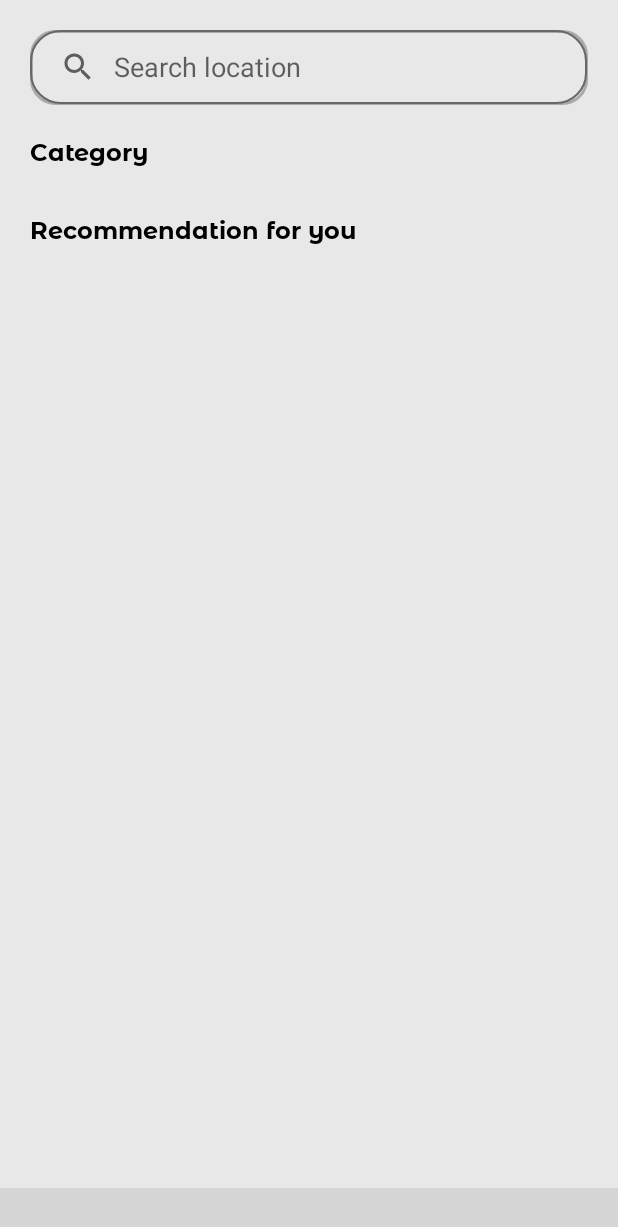
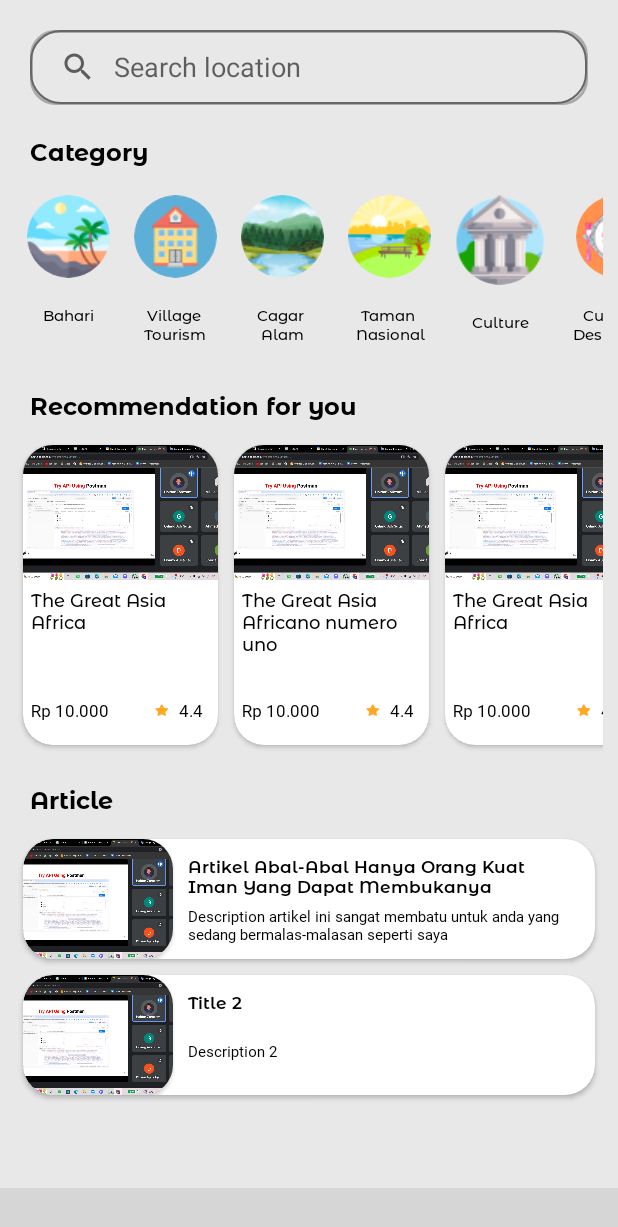
Before and after one commit to Tourify-Capstone-Project/Tourify, an Android app: the screen it shows after launch (MainActivity), on a phone screen of 412 x 824 dp. Shown: the top 1227 px of the screen. Run offline under Robolectric (Android 15) with nearby library versions, the phone set to English and light mode, and no system bars; our stand-ins replace CircleImageView; libraries missing offline, so code that uses them is left out: nl.joery.animatedbottombar; plain views replace AnimatedBottomBar; 2 statements that could not run were skipped; grey boxes are pictures that could not be loaded.

Commit message:
add homepage

```diff
--- a/app/build.gradle.kts
+++ b/app/build.gradle.kts
@@ -33,6 +33,9 @@ android {
     kotlinOptions {
         jvmTarget = "1.8"
     }
+    buildFeatures {
+        viewBinding = true
+    }
 }
 
 dependencies {
@@ -50,4 +53,5 @@ dependencies {
     implementation(libs.androidx.navigation.ui.ktx)
     implementation("nl.joery.animatedbottombar:library:1.1.0")
     implementation("com.google.android.material:material:1.9.0")
+    implementation("de.hdodenhof:circleimageview:3.1.0")
 }
--- /dev/null
+++ b/app/src/main/java/com/capstone/project/tourify/ui/adapter/ArticleAdapter.kt
@@ -0,0 +1,34 @@
+package com.capstone.project.tourify.ui.adapter
+
+import android.view.LayoutInflater
+import android.view.View
+import android.view.ViewGroup
+import android.widget.ImageView
+import android.widget.TextView
+import androidx.recyclerview.widget.RecyclerView
+import com.capstone.project.tourify.R
+
+class ArticleAdapter(private val data: List<ArticleItem>) : RecyclerView.Adapter<ArticleAdapter.ViewHolder>() {
+
+    class ViewHolder(view: View) : RecyclerView.ViewHolder(view) {
+        val textViewTitle: TextView = view.findViewById(R.id.tvArticleTitle)
+        val textViewDesc: TextView = view.findViewById(R.id.tvArticleDesc)
+        val imageTitle: ImageView = view.findViewById(R.id.imageArticlePoster)
+    }
+
+    override fun onCreateViewHolder(parent: ViewGroup, viewType: Int): ViewHolder {
+        val view = LayoutInflater.from(parent.context).inflate(R.layout.item_article, parent, false)
+        return ViewHolder(view)
+    }
+
+    override fun onBindViewHolder(holder: ViewHolder, position: Int) {
+        val item = data[position]
+        holder.textViewTitle.text = item.title
+        holder.textViewDesc.text = item.description
+        holder.imageTitle.setImageResource(item.imageResId)
+    }
+
+    override fun getItemCount(): Int = data.size
+}
+
+data class ArticleItem(val title: String, val description: String, val imageResId: Int)
--- /dev/null
+++ b/app/src/main/java/com/capstone/project/tourify/ui/adapter/CategoryAdapter.kt
@@ -0,0 +1,32 @@
+package com.capstone.project.tourify.ui.adapter
+
+import android.view.LayoutInflater
+import android.view.View
+import android.view.ViewGroup
+import android.widget.ImageView
+import android.widget.TextView
+import androidx.recyclerview.widget.RecyclerView
+import com.capstone.project.tourify.R
+
+class CategoryAdapter(private val data: List<CategoryItem>) : RecyclerView.Adapter<CategoryAdapter.ViewHolder>() {
+
+    class ViewHolder(view: View) : RecyclerView.ViewHolder(view) {
+        val textViewTitle: TextView = view.findViewById(R.id.textCategory)
+        val imageTitle: ImageView = view.findViewById(R.id.imageCategory)
+    }
+
+    override fun onCreateViewHolder(parent: ViewGroup, viewType: Int): ViewHolder {
+        val view = LayoutInflater.from(parent.context).inflate(R.layout.item_category, parent, false)
+        return ViewHolder(view)
+    }
+
+    override fun onBindViewHolder(holder: ViewHolder, position: Int) {
+        val item = data[position]
+        holder.textViewTitle.text = item.title
+        holder.imageTitle.setImageResource(item.imageResId)
+    }
+
+    override fun getItemCount(): Int = data.size
+}
+
+data class CategoryItem(val title: String, val imageResId: Int)
--- /dev/null
+++ b/app/src/main/java/com/capstone/project/tourify/ui/adapter/RecommendedAdapter.kt
@@ -0,0 +1,32 @@
+package com.capstone.project.tourify.ui.adapter
+
+import android.view.LayoutInflater
+import android.view.View
+import android.view.ViewGroup
+import android.widget.ImageView
+import android.widget.TextView
+import androidx.recyclerview.widget.RecyclerView
+import com.capstone.project.tourify.R
+
+class RecommendedAdapter(private val data: List<RecommendedItem>) : RecyclerView.Adapter<RecommendedAdapter.ViewHolder>() {
+
+    class ViewHolder(view: View) : RecyclerView.ViewHolder(view) {
+        val textViewTitle: TextView = view.findViewById(R.id.tvTitle)
+        val imageTitle: ImageView = view.findViewById(R.id.imagePoster)
+    }
+
+    override fun onCreateViewHolder(parent: ViewGroup, viewType: Int): ViewHolder {
+        val view = LayoutInflater.from(parent.context).inflate(R.layout.item_recommended, parent, false)
+        return ViewHolder(view)
+    }
+
+    override fun onBindViewHolder(holder: ViewHolder, position: Int) {
+        val item = data[position]
+        holder.textViewTitle.text = item.title
+        holder.imageTitle.setImageResource(item.imageResId)
+    }
+
+    override fun getItemCount(): Int = data.size
+}
+
+data class RecommendedItem(val title: String, val imageResId: Int)
--- a/app/src/main/java/com/capstone/project/tourify/ui/view/homepage/HomePageFragment.kt
+++ b/app/src/main/java/com/capstone/project/tourify/ui/view/homepage/HomePageFragment.kt
@@ -5,7 +5,15 @@ import androidx.fragment.app.Fragment
 import android.view.LayoutInflater
 import android.view.View
 import android.view.ViewGroup
+import androidx.recyclerview.widget.LinearLayoutManager
 import com.capstone.project.tourify.R
+import com.capstone.project.tourify.databinding.FragmentHomePageBinding
+import com.capstone.project.tourify.ui.adapter.ArticleAdapter
+import com.capstone.project.tourify.ui.adapter.ArticleItem
+import com.capstone.project.tourify.ui.adapter.CategoryAdapter
+import com.capstone.project.tourify.ui.adapter.CategoryItem
+import com.capstone.project.tourify.ui.adapter.RecommendedAdapter
+import com.capstone.project.tourify.ui.adapter.RecommendedItem
 
 // TODO: Rename parameter arguments, choose names that match
 // the fragment initialization parameters, e.g. ARG_ITEM_NUMBER
@@ -30,12 +38,64 @@ class HomePageFragment : Fragment() {
         }
     }
 
+    private var _binding: FragmentHomePageBinding? = null
+    private val binding get() = _binding!!
+
+    private lateinit var categoryAdapter: CategoryAdapter
+    private lateinit var recommendedAdapter: RecommendedAdapter
+    private lateinit var articleAdapter: ArticleAdapter
+
     override fun onCreateView(
         inflater: LayoutInflater, container: ViewGroup?,
         savedInstanceState: Bundle?
     ): View? {
-        // Inflate the layout for this fragment
-        return inflater.inflate(R.layout.fragment_home_page, container, false)
+        _binding = FragmentHomePageBinding.inflate(inflater, container, false)
+        val view = binding.root
+
+        // Contoh data
+        val categoryItems = listOf(
+            CategoryItem("Bahari", R.drawable.bahari),
+            CategoryItem("Village \nTourism", R.drawable.village_tourism),
+            CategoryItem("Cagar \nAlam", R.drawable.cagar_alam),
+            CategoryItem("Taman \nNasional", R.drawable.taman_nasional),
+            CategoryItem("Culture", R.drawable.culture),
+            CategoryItem("Culinary \nDestination", R.drawable.culinary)
+        )
+
+        val recommendedItems = listOf(
+            RecommendedItem("The Great Asia Africa", R.drawable.coba),
+            RecommendedItem("The Great Asia Africano numero uno", R.drawable.coba),
+            RecommendedItem("The Great Asia Africa", R.drawable.coba),
+            RecommendedItem("The Great Asia Africa", R.drawable.coba),
+            RecommendedItem("The Great Asia Africa", R.drawable.coba)
+        )
+
+        val articleItems = listOf(
+            ArticleItem("Artikel Abal-Abal Hanya Orang Kuat Iman Yang Dapat Membukanya", "Description artikel ini sangat membatu untuk anda yang sedang bermalas-malasan seperti saya", R.drawable.coba),
+            ArticleItem("Title 2", "Description 2", R.drawable.coba)
+            // Tambahkan artikel lainnya di sini
+        )
+
+        // Inisialisasi Adapter dan set ke RecyclerView untuk kategori
+        categoryAdapter = CategoryAdapter(categoryItems)
+        binding.rvCategory.adapter = categoryAdapter
+        binding.rvCategory.layoutManager = LinearLayoutManager(context, LinearLayoutManager.HORIZONTAL, false)
+
+        // Inisialisasi Adapter dan set ke RecyclerView untuk rekomendasi
+        recommendedAdapter = RecommendedAdapter(recommendedItems)
+        binding.rvRecommend.adapter = recommendedAdapter
+        binding.rvRecommend.layoutManager = LinearLayoutManager(context, LinearLayoutManager.HORIZONTAL, false)
+
+        // Inisialisasi Adapter dan set ke RecyclerView untuk artikel
+        articleAdapter = ArticleAdapter(articleItems)
+        binding.rvArticle.adapter = articleAdapter
+        binding.rvArticle.layoutManager = LinearLayoutManager(context)
+        return view
+    }
+
+    override fun onDestroyView() {
+        super.onDestroyView()
+        _binding = null
     }
 
     companion object {
--- /dev/null
+++ b/app/src/main/res/drawable/star.xml
@@ -0,0 +1,9 @@
+<vector xmlns:android="http://schemas.android.com/apk/res/android"
+    android:width="11dp"
+    android:height="10dp"
+    android:viewportWidth="11"
+    android:viewportHeight="10">
+  <path
+      android:pathData="M7.492,5.751C7.384,5.852 7.334,5.998 7.359,6.141L7.729,8.116C7.761,8.284 7.687,8.453 7.542,8.55C7.399,8.651 7.21,8.663 7.054,8.582L5.209,7.655C5.145,7.622 5.074,7.604 5.001,7.602H4.888C4.849,7.608 4.81,7.62 4.775,7.638L2.929,8.57C2.838,8.614 2.735,8.63 2.634,8.614C2.387,8.569 2.222,8.343 2.263,8.104L2.634,6.128C2.658,5.984 2.609,5.837 2.501,5.735L0.996,4.329C0.87,4.212 0.826,4.035 0.884,3.875C0.94,3.716 1.082,3.6 1.254,3.574L3.325,3.285C3.483,3.269 3.621,3.177 3.692,3.04L4.604,1.237C4.626,1.197 4.654,1.16 4.688,1.129L4.725,1.1C4.745,1.08 4.767,1.062 4.792,1.048L4.838,1.032L4.909,1.004H5.084C5.241,1.02 5.379,1.11 5.451,1.245L6.375,3.04C6.442,3.171 6.571,3.263 6.721,3.285L8.792,3.574C8.967,3.598 9.113,3.715 9.171,3.875C9.226,4.037 9.179,4.213 9.05,4.329L7.492,5.751Z"
+      android:fillColor="#FFA826"/>
+</vector>
--- a/app/src/main/res/layout/activity_main.xml
+++ b/app/src/main/res/layout/activity_main.xml
@@ -1,6 +1,5 @@
 <?xml version="1.0" encoding="utf-8"?>
-<androidx.constraintlayout.widget.ConstraintLayout
-    xmlns:android="http://schemas.android.com/apk/res/android"
+<androidx.constraintlayout.widget.ConstraintLayout xmlns:android="http://schemas.android.com/apk/res/android"
     xmlns:app="http://schemas.android.com/apk/res-auto"
     xmlns:tools="http://schemas.android.com/tools"
     android:id="@+id/main"
@@ -10,30 +9,32 @@
 
     <androidx.fragment.app.FragmentContainerView
         android:id="@+id/nav_host_fragment"
+        android:name="androidx.navigation.fragment.NavHostFragment"
         android:layout_width="0dp"
         android:layout_height="0dp"
+        app:defaultNavHost="true"
+        app:layout_constraintBottom_toTopOf="@id/bottom_nav"
+        app:layout_constraintEnd_toEndOf="parent"
+        app:layout_constraintStart_toStartOf="parent"
         app:layout_constraintTop_toTopOf="parent"
-        app:layout_constraintBottom_toTopOf="@id/bottom_nav"
-        app:layout_constraintStart_toStartOf="parent"
-        app:layout_constraintEnd_toEndOf="parent"
-        android:name="androidx.navigation.fragment.NavHostFragment"
-        app:defaultNavHost="true"
         app:navGraph="@navigation/nav_graph" />
 
     <nl.joery.animatedbottombar.AnimatedBottomBar
         android:id="@+id/bottom_nav"
-        android:background="@color/Blue_purple"
         android:layout_width="match_parent"
         android:layout_height="wrap_content"
+        android:background="@color/Blue_purple"
+        app:abb_indicatorAppearance="round"
+        app:abb_indicatorColor="@color/white"
+        app:abb_indicatorHeight="4dp"
+        app:abb_indicatorMargin="16dp"
+        app:abb_selectedIndex="0"
         app:abb_selectedTabType="text"
-        app:abb_indicatorAppearance="round"
-        app:abb_indicatorMargin="16dp"
-        app:abb_indicatorHeight="4dp"
         app:abb_tabColor="@color/white"
+        app:abb_tabColorSelected="@color/white"
+        app:abb_tabs="@menu/bottom_nav_menu"
         app:layout_constraintBottom_toBottomOf="parent"
-        app:layout_constraintStart_toStartOf="parent"
         app:layout_constraintEnd_toEndOf="parent"
-        app:abb_tabs="@menu/bottom_nav_menu"
-        app:abb_selectedIndex="0" />
+        app:layout_constraintStart_toStartOf="parent" />
 
 </androidx.constraintlayout.widget.ConstraintLayout>
--- a/app/src/main/res/layout/fragment_home_page.xml
+++ b/app/src/main/res/layout/fragment_home_page.xml
@@ -7,9 +7,13 @@
     android:background="?attr/colorPrimary"
     tools:context=".ui.view.homepage.HomePageFragment">
 
+    <ScrollView
+        android:layout_width="match_parent"
+        android:layout_height="match_parent">
+
         <androidx.constraintlayout.widget.ConstraintLayout
             android:layout_width="match_parent"
-        android:layout_height="match_parent">
+            android:layout_height="wrap_content">
 
             <androidx.appcompat.widget.SearchView
                 android:id="@+id/listSearh"
@@ -41,8 +45,8 @@
                 android:id="@+id/rvCategory"
                 android:layout_width="wrap_content"
                 android:layout_height="wrap_content"
-            android:layout_marginStart="20dp"
                 android:layout_marginTop="10dp"
+                android:paddingHorizontal="10dp"
                 app:layout_constraintStart_toStartOf="parent"
                 app:layout_constraintTop_toBottomOf="@id/titleCategory" />
 
@@ -60,10 +64,28 @@
                 android:id="@+id/rvRecommend"
                 android:layout_width="wrap_content"
                 android:layout_height="wrap_content"
-            android:layout_marginStart="20dp"
                 android:layout_marginTop="10dp"
+                android:paddingHorizontal="10dp"
                 app:layout_constraintStart_toStartOf="parent"
                 app:layout_constraintTop_toBottomOf="@id/titleRecommend" />
 
+            <TextView
+                android:id="@+id/titleArticle"
+                style="@style/TextTitle.Homepage"
+                android:layout_width="wrap_content"
+                android:layout_height="wrap_content"
+                android:layout_margin="20dp"
+                android:text="Article"
+                app:layout_constraintStart_toStartOf="parent"
+                app:layout_constraintTop_toBottomOf="@+id/rvRecommend" />
+
+            <androidx.recyclerview.widget.RecyclerView
+                android:id="@+id/rvArticle"
+                android:layout_width="match_parent"
+                android:layout_height="wrap_content"
+                android:padding="10dp"
+                app:layout_constraintStart_toStartOf="parent"
+                app:layout_constraintTop_toBottomOf="@id/titleArticle" />
         </androidx.constraintlayout.widget.ConstraintLayout>
+    </ScrollView>
 </FrameLayout>
--- /dev/null
+++ b/app/src/main/res/layout/item_article.xml
@@ -0,0 +1,64 @@
+<?xml version="1.0" encoding="utf-8"?>
+<androidx.cardview.widget.CardView xmlns:android="http://schemas.android.com/apk/res/android"
+    xmlns:app="http://schemas.android.com/apk/res-auto"
+    xmlns:tools="http://schemas.android.com/tools"
+    android:layout_width="match_parent"
+    android:layout_height="80dp"
+    android:layout_margin="5dp"
+    app:cardCornerRadius="20dp">
+
+    <androidx.constraintlayout.widget.ConstraintLayout
+        android:layout_width="match_parent"
+        android:layout_height="match_parent">
+
+        <androidx.cardview.widget.CardView
+            android:id="@+id/cardArticlePoster"
+            android:layout_width="100dp"
+            android:layout_height="match_parent"
+            app:cardCornerRadius="20dp"
+            app:layout_constraintBottom_toBottomOf="parent"
+            app:layout_constraintStart_toStartOf="parent"
+            app:layout_constraintTop_toTopOf="parent">
+
+            <ImageView
+                android:id="@+id/imageArticlePoster"
+                android:layout_width="match_parent"
+                android:layout_height="match_parent"
+                android:scaleType="centerCrop"
+                tools:src="@tools:sample/avatars" />
+        </androidx.cardview.widget.CardView>
+
+        <TextView
+            android:id="@+id/tvArticleTitle"
+            style="@style/TextCard.ArticleTitle"
+            android:layout_width="0dp"
+            android:layout_height="wrap_content"
+            android:layout_marginStart="10dp"
+            android:layout_marginTop="10dp"
+            android:layout_marginEnd="10dp"
+            android:ellipsize="end"
+            android:maxLines="2"
+            android:text="Article Title"
+            app:layout_constraintEnd_toEndOf="parent"
+            app:layout_constraintStart_toEndOf="@+id/cardArticlePoster"
+            app:layout_constraintTop_toTopOf="parent" />
+
+        <TextView
+            android:id="@+id/tvArticleDesc"
+            style="@style/TextCard.Description"
+            android:layout_width="0dp"
+            android:layout_height="wrap_content"
+            android:layout_marginStart="10dp"
+            android:layout_marginTop="5dp"
+            android:layout_marginEnd="10dp"
+            android:layout_marginBottom="10dp"
+            android:ellipsize="end"
+            android:maxLines="2"
+            android:text="Article Description"
+            app:layout_constraintBottom_toBottomOf="parent"
+            app:layout_constraintEnd_toEndOf="parent"
+            app:layout_constraintStart_toEndOf="@+id/cardArticlePoster"
+            app:layout_constraintTop_toBottomOf="@+id/tvArticleTitle" />
+    </androidx.constraintlayout.widget.ConstraintLayout>
+
+</androidx.cardview.widget.CardView>
--- /dev/null
+++ b/app/src/main/res/layout/item_category.xml
@@ -0,0 +1,30 @@
+<?xml version="1.0" encoding="utf-8"?>
+<androidx.constraintlayout.widget.ConstraintLayout xmlns:android="http://schemas.android.com/apk/res/android"
+    xmlns:app="http://schemas.android.com/apk/res-auto"
+    xmlns:tools="http://schemas.android.com/tools"
+    android:layout_width="wrap_content"
+    android:layout_height="wrap_content"
+    android:background="?attr/colorPrimary">
+
+    <de.hdodenhof.circleimageview.CircleImageView
+        android:id="@+id/imageCategory"
+        android:layout_width="wrap_content"
+        android:layout_height="wrap_content"
+        android:padding="8dp"
+        app:layout_constraintStart_toStartOf="parent"
+        app:layout_constraintTop_toTopOf="parent"
+        app:layout_constraintEnd_toEndOf="parent"
+        tools:src="@tools:sample/avatars" />
+
+    <TextView
+        android:id="@+id/textCategory"
+        style="@style/TextCard.Category"
+        android:layout_width="wrap_content"
+        android:layout_height="wrap_content"
+        android:padding="10dp"
+        android:textAlignment="center"
+        android:text="Category"
+        app:layout_constraintTop_toBottomOf="@+id/imageCategory"
+        app:layout_constraintStart_toStartOf="parent"
+        app:layout_constraintEnd_toEndOf="parent" />
+</androidx.constraintlayout.widget.ConstraintLayout>
--- /dev/null
+++ b/app/src/main/res/layout/item_recommended.xml
@@ -0,0 +1,60 @@
+<?xml version="1.0" encoding="utf-8"?>
+<androidx.cardview.widget.CardView xmlns:android="http://schemas.android.com/apk/res/android"
+    xmlns:app="http://schemas.android.com/apk/res-auto"
+    xmlns:tools="http://schemas.android.com/tools"
+    android:layout_width="130dp"
+    android:layout_height="200dp"
+    android:layout_margin="5dp"
+    app:cardCornerRadius="20dp">
+
+    <androidx.constraintlayout.widget.ConstraintLayout
+        android:layout_width="match_parent"
+        android:layout_height="match_parent"
+        android:paddingBottom="10dp">
+
+        <ImageView
+            android:id="@+id/imagePoster"
+            android:layout_width="match_parent"
+            android:layout_height="90dp"
+            android:scaleType="centerCrop"
+            app:layout_constraintEnd_toEndOf="parent"
+            app:layout_constraintStart_toStartOf="parent"
+            app:layout_constraintTop_toTopOf="parent"
+            tools:src="@tools:sample/avatars" />
+
+        <TextView
+            android:id="@+id/tvTitle"
+            style="@style/TextCard.RecommendationTitle"
+            android:layout_width="wrap_content"
+            android:layout_height="wrap_content"
+            android:layout_margin="5dp"
+            android:textSize="12sp"
+            android:text="Title"
+            app:layout_constraintStart_toStartOf="parent"
+            app:layout_constraintTop_toBottomOf="@+id/imagePoster" />
+
+        <TextView
+            android:id="@+id/tvPrice"
+            style="@style/TextCard.Description"
+            android:layout_width="wrap_content"
+            android:layout_height="wrap_content"
+            android:layout_margin="5dp"
+            android:text="Rp 10.000"
+            android:textSize="11sp"
+            app:layout_constraintBottom_toBottomOf="parent"
+            app:layout_constraintStart_toStartOf="parent" />
+
+        <TextView
+            android:id="@+id/tvRating"
+            style="@style/TextCard.Description"
+            android:layout_width="wrap_content"
+            android:layout_height="wrap_content"
+            android:layout_marginEnd="10dp"
+            android:drawableStart="@drawable/star"
+            android:drawablePadding="5dp"
+            android:textSize="11sp"
+            android:text="4.4"
+            app:layout_constraintEnd_toEndOf="parent"
+            app:layout_constraintTop_toTopOf="@+id/tvPrice" />
+    </androidx.constraintlayout.widget.ConstraintLayout>
+</androidx.cardview.widget.CardView>
--- a/app/src/main/res/values-night/themes.xml
+++ b/app/src/main/res/values-night/themes.xml
@@ -55,17 +55,17 @@
     </style>
 
     <style name="TextCard.RecommendationTitle">
-        <item name="android:textSize">11sp</item>
+        <item name="android:textSize">12sp</item>
         <item name="android:fontFamily">@font/montserratalternates_medium</item>
     </style>
 
     <style name="TextCard.ArticleTitle">
-        <item name="android:textSize">10sp</item>
+        <item name="android:textSize">11sp</item>
         <item name="android:fontFamily">@font/montserratalternates_semibold</item>
     </style>
 
     <style name="TextCard.Description">
-        <item name="android:textSize">8sp</item>
+        <item name="android:textSize">10sp</item>
         <item name="android:fontFamily">@font/montserratalternates_regular</item>
     </style>
 
--- a/app/src/main/res/values/themes.xml
+++ b/app/src/main/res/values/themes.xml
@@ -57,17 +57,17 @@
     </style>
 
     <style name="TextCard.RecommendationTitle">
-        <item name="android:textSize">11sp</item>
+        <item name="android:textSize">12sp</item>
         <item name="android:fontFamily">@font/montserratalternates_medium</item>
     </style>
 
     <style name="TextCard.ArticleTitle">
-        <item name="android:textSize">10sp</item>
+        <item name="android:textSize">11sp</item>
         <item name="android:fontFamily">@font/montserratalternates_semibold</item>
     </style>
 
     <style name="TextCard.Description">
-        <item name="android:textSize">8sp</item>
+        <item name="android:textSize">10sp</item>
         <item name="android:fontFamily">@font/montserratalternates_regular</item>
     </style>
 
```
Also changed, not shown: app/src/main/res/drawable/bahari.png (added), app/src/main/res/drawable/cagar_alam.png (added), app/src/main/res/drawable/culinary.png (added), app/src/main/res/drawable/culture.png (added), app/src/main/res/drawable/taman_nasional.png (added), app/src/main/res/drawable/village_tourism.png (added). Lines whose indentation alone changed are shown as unchanged.
